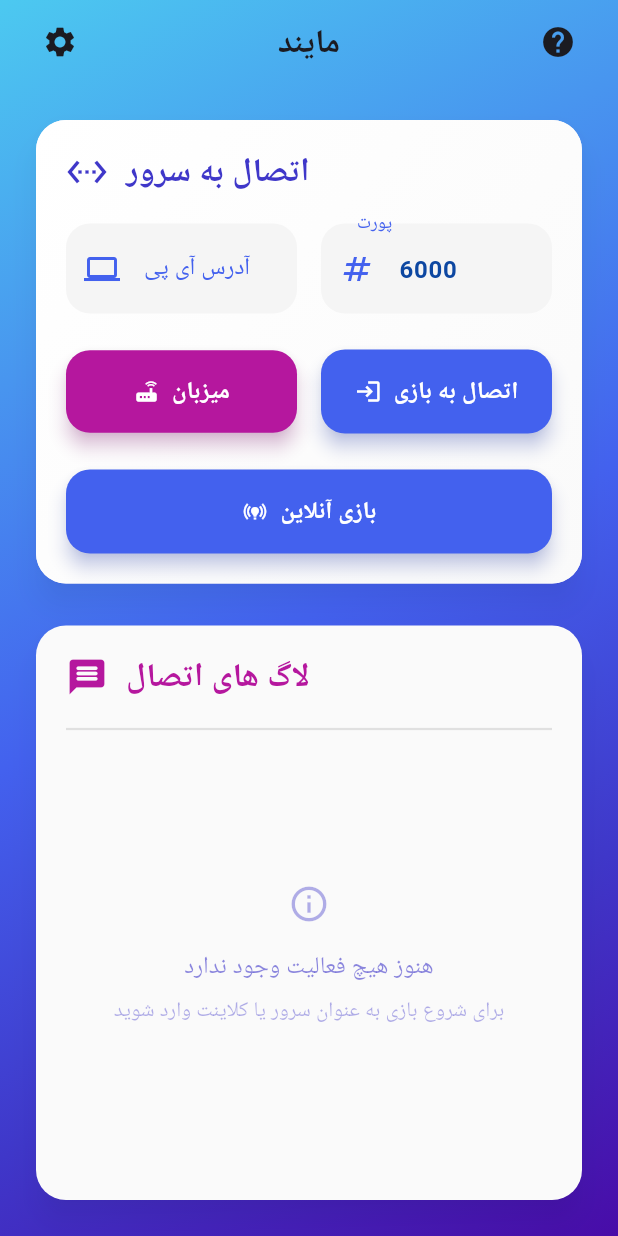
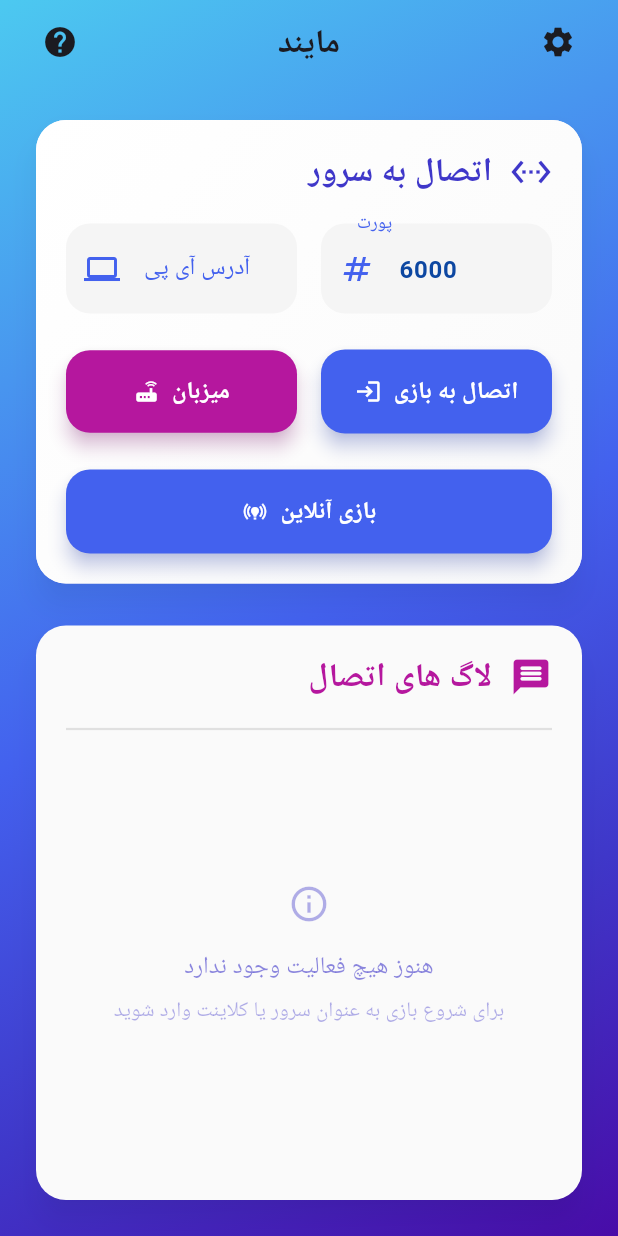
Before and after one commit to robogamer9849/flutter-the-mind, a Flutter app: the screen it shows after launch, on a phone screen of 412 x 824 dp. Run offline on Flutter 3.47's test engine with Material 3 defaults, Android fonts, the phone set to English and light mode, and no system bars; Roboto replaces fonts that are missing (Poppins); project files that could hold a hidden picture were left out.

Commit message:
fixed rtl for farsi and ltr roe english

```diff
--- a/lib/main.dart
+++ b/lib/main.dart
@@ -302,14 +302,12 @@ class _TcpPageState extends State<TcpPage> with SingleTickerProviderStateMixin {
           mainAxisAlignment: MainAxisAlignment.spaceBetween,
           children: [
             IconButton(
-              icon: const Icon(Icons.settings),
+              icon: const Icon(Icons.help),
               onPressed: () {
                 Navigator.push(
                   context,
-                  MaterialPageRoute(builder: (context) => const SettingsScreen()),
-                ).then((_) {
-                  setState(() {});
-                });
+                  MaterialPageRoute(builder: (context) => const HelpScreen()),
+                );
               }
             ),
             Text(
@@ -320,12 +318,14 @@ class _TcpPageState extends State<TcpPage> with SingleTickerProviderStateMixin {
               ),
             ),
             IconButton(
-              icon: const Icon(Icons.help),
+              icon: const Icon(Icons.settings),
               onPressed: () {
                 Navigator.push(
                   context,
-                  MaterialPageRoute(builder: (context) => const HelpScreen()),
-                );
+                  MaterialPageRoute(builder: (context) => const SettingsScreen()),
+                ).then((_) {
+                  setState(() {});
+                });
               },
             ),
           ],
@@ -377,6 +377,7 @@ class _TcpPageState extends State<TcpPage> with SingleTickerProviderStateMixin {
                           crossAxisAlignment: CrossAxisAlignment.start,
                           children: [
                             Row(
+                              textDirection: isEn  ? TextDirection.ltr : TextDirection.rtl,
                               children: [
                                 const Icon(
                                   Icons.settings_ethernet,
@@ -439,6 +440,7 @@ class _TcpPageState extends State<TcpPage> with SingleTickerProviderStateMixin {
                                 Expanded(
                                   child: ElevatedButton.icon(
                                     onPressed: goToHost,
+
                                     icon: const Icon(Icons.router),
                                     label: Text(
                                       // texts['host'] ?? 'Host',
@@ -531,6 +533,7 @@ class _TcpPageState extends State<TcpPage> with SingleTickerProviderStateMixin {
                           crossAxisAlignment: CrossAxisAlignment.start,
                           children: [
                             Row(
+                              textDirection: isEn  ? TextDirection.ltr : TextDirection.rtl,
                               children: [
                                 const Icon(
                                   Icons.message_rounded,
--- a/lib/screens/help.dart
+++ b/lib/screens/help.dart
@@ -100,6 +100,7 @@ class _HelpScreenState extends State<HelpScreen> {
         padding: const EdgeInsets.all(16),
         child: Column(
           crossAxisAlignment: CrossAxisAlignment.start,
+          textDirection: isEn  ? TextDirection.ltr : TextDirection.rtl,
           children: [
             Text(
               isEn ? '🚀 Game Setup' : '🚀 راه اندازی بازی',
@@ -124,6 +125,7 @@ class _HelpScreenState extends State<HelpScreen> {
     return Padding(
       padding: const EdgeInsets.symmetric(vertical: 8),
       child: Row(
+        textDirection: isEn  ? TextDirection.ltr : TextDirection.rtl,
         children: [
           Container(
             width: 24,
@@ -166,6 +168,7 @@ class _HelpScreenState extends State<HelpScreen> {
         padding: const EdgeInsets.all(16),
         child: Column(
           crossAxisAlignment: CrossAxisAlignment.start,
+          textDirection: isEn  ? TextDirection.ltr : TextDirection.rtl,
           children: [
             Text(
               isEn ? '🎮 How to Play' : '🎮 آموزش خود بازی',
@@ -191,6 +194,7 @@ class _HelpScreenState extends State<HelpScreen> {
     return Padding(
       padding: const EdgeInsets.symmetric(vertical: 8),
       child: Row(
+        textDirection: isEn  ? TextDirection.ltr : TextDirection.rtl,
         children: [
           Icon(Icons.play_arrow, color: color),
           const SizedBox(width: 12),
```
Also changed, not shown: lib/screens/host.dart (+6 -6 lines).
